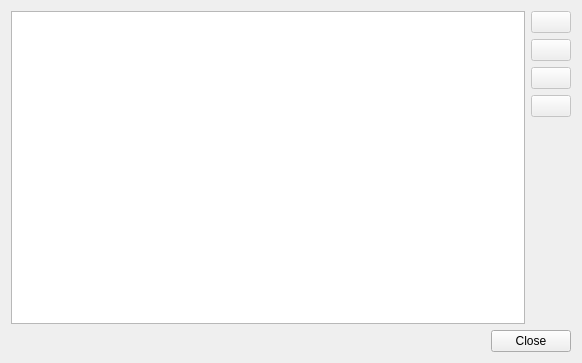
This is src/playlist/queuemanager.ui in clementine-player/Clementine as Qt 5 draws it before an edit. The edited form follows.
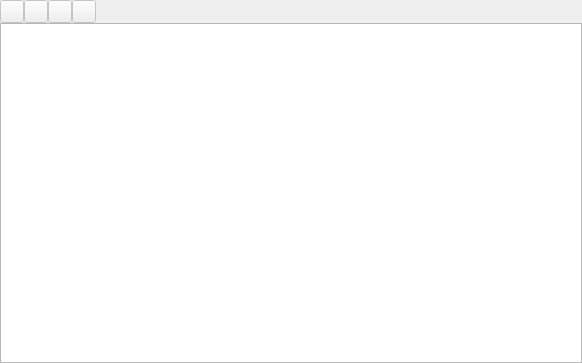
This is the edited form. Icons and pictures are not drawn.

Commit message: Move queue manager from the separate window to docked window on the sidebar.

Patch:
```diff
--- a/src/playlist/queuemanager.ui
+++ b/src/playlist/queuemanager.ui
@@ -1,7 +1,7 @@
 <?xml version="1.0" encoding="UTF-8"?>
 <ui version="4.0">
  <class>QueueManager</class>
- <widget class="QDialog" name="QueueManager">
+ <widget class="QWidget" name="QueueManager">
   <property name="geometry">
    <rect>
     <x>0</x>
@@ -18,8 +18,113 @@
     <normaloff>:/icon.png</normaloff>:/icon.png</iconset>
   </property>
   <layout class="QVBoxLayout" name="verticalLayout_2">
+   <property name="spacing">
+    <number>0</number>
+   </property>
+   <property name="leftMargin">
+    <number>0</number>
+   </property>
+   <property name="topMargin">
+    <number>0</number>
+   </property>
+   <property name="rightMargin">
+    <number>0</number>
+   </property>
+   <property name="bottomMargin">
+    <number>0</number>
+   </property>
    <item>
-    <layout class="QHBoxLayout" name="horizontalLayout">
+    <layout class="QVBoxLayout" name="verticalLayout_3">
+     <property name="spacing">
+      <number>0</number>
+     </property>
+     <item>
+      <layout class="QHBoxLayout" name="horizontalLayout">
+       <item>
+        <widget class="QToolButton" name="move_down">
+         <property name="enabled">
+          <bool>false</bool>
+         </property>
+         <property name="toolTip">
+          <string>Move down</string>
+         </property>
+         <property name="iconSize">
+          <size>
+           <width>16</width>
+           <height>16</height>
+          </size>
+         </property>
+         <property name="shortcut">
+          <string>Ctrl+Down</string>
+         </property>
+        </widget>
+       </item>
+       <item>
+        <widget class="QToolButton" name="move_up">
+         <property name="enabled">
+          <bool>false</bool>
+         </property>
+         <property name="toolTip">
+          <string>Move up</string>
+         </property>
+         <property name="iconSize">
+          <size>
+           <width>16</width>
+           <height>16</height>
+          </size>
+         </property>
+         <property name="shortcut">
+          <string>Ctrl+Up</string>
+         </property>
+        </widget>
+       </item>
+       <item>
+        <widget class="QToolButton" name="remove">
+         <property name="enabled">
+          <bool>false</bool>
+         </property>
+         <property name="toolTip">
+          <string>Remove</string>
+         </property>
+         <property name="text">
+          <string/>
+         </property>
+        </widget>
+       </item>
+       <item>
+        <widget class="QToolButton" name="clear">
+         <property name="enabled">
+          <bool>false</bool>
+         </property>
+         <property name="toolTip">
+          <string>Clear</string>
+         </property>
+         <property name="iconSize">
+          <size>
+           <width>16</width>
+           <height>16</height>
+          </size>
+         </property>
+         <property name="shortcut">
+          <string>Ctrl+K</string>
+         </property>
+        </widget>
+       </item>
+       <item>
+        <spacer name="horizontalSpacer">
+         <property name="orientation">
+          <enum>Qt::Horizontal</enum>
+         </property>
+         <property name="sizeHint" stdset="0">
+          <size>
+           <width>40</width>
+           <height>20</height>
+          </size>
+         </property>
+        </spacer>
+       </item>
+      </layout>
+     </item>
      <item>
       <widget class="QTreeView" name="list">
        <property name="acceptDrops">
@@ -54,105 +159,8 @@
        </attribute>
       </widget>
      </item>
-     <item>
-      <layout class="QVBoxLayout" name="verticalLayout">
-       <item>
-        <widget class="QPushButton" name="move_up">
-         <property name="enabled">
-          <bool>false</bool>
-         </property>
-         <property name="toolTip">
-          <string>Move up</string>
-         </property>
-         <property name="iconSize">
-          <size>
-           <width>16</width>
-           <height>16</height>
-          </size>
-         </property>
-         <property name="shortcut">
-          <string>Ctrl+Up</string>
-         </property>
-        </widget>
-       </item>
-       <item>
-        <widget class="QPushButton" name="move_down">
-         <property name="enabled">
-          <bool>false</bool>
-         </property>
-         <property name="toolTip">
-          <string>Move down</string>
-         </property>
-         <property name="iconSize">
-          <size>
-           <width>16</width>
-           <height>16</height>
-          </size>
-         </property>
-         <property name="shortcut">
-          <string>Ctrl+Down</string>
-         </property>
-        </widget>
-       </item>
-       <item>
-        <widget class="QPushButton" name="remove">
-         <property name="enabled">
-          <bool>false</bool>
-         </property>
-         <property name="toolTip">
-          <string>Remove</string>
-         </property>
-         <property name="text">
-          <string/>
-         </property>
-        </widget>
-       </item>
-       <item>
-        <widget class="QPushButton" name="clear">
-         <property name="enabled">
-          <bool>false</bool>
-         </property>
-         <property name="toolTip">
-          <string>Clear</string>
-         </property>
-         <property name="iconSize">
-          <size>
-           <width>16</width>
-           <height>16</height>
-          </size>
-         </property>
-         <property name="shortcut">
-          <string>Ctrl+K</string>
-         </property>
-        </widget>
-       </item>
-       <item>
-        <spacer name="verticalSpacer">
-         <property name="orientation">
-          <enum>Qt::Vertical</enum>
-         </property>
-         <property name="sizeHint" stdset="0">
-          <size>
-           <width>20</width>
-           <height>40</height>
-          </size>
-         </property>
-        </spacer>
-       </item>
-      </layout>
-     </item>
     </layout>
    </item>
-   <item>
-    <widget class="QDialogButtonBox" name="buttonBox">
-     <property name="orientation">
-      <enum>Qt::Horizontal</enum>
-     </property>
-     <property name="standardButtons">
-      <set>QDialogButtonBox::Close</set>
-     </property>
-    </widget>
-   </item>
   </layout>
  </widget>
  <resources>
```
Left out of the diff: 41 changed lines with no effect on the pictures. The commit also changes 9 other files.
